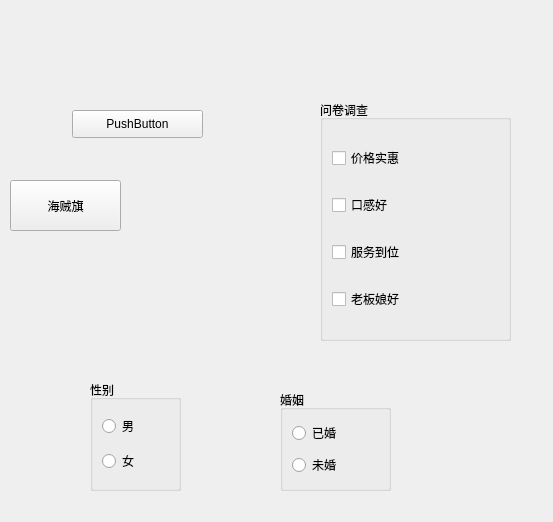
Old version of the form 05_Qt_Control/cwidget.ui in the repository MZWDAN/Qt.
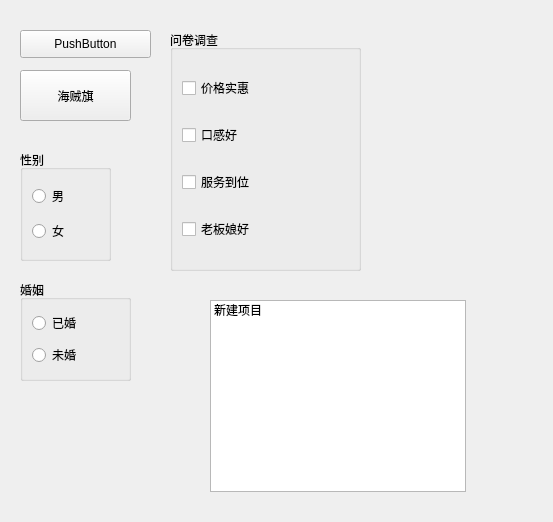
New version of the form. Icons and pictures are not drawn.

Patch:
```diff
--- a/05_Qt_Control/cwidget.ui
+++ b/05_Qt_Control/cwidget.ui
@@ -16,8 +16,8 @@
   <widget class="QPushButton" name="pushButton">
    <property name="geometry">
     <rect>
-     <x>72</x>
-     <y>110</y>
+     <x>20</x>
+     <y>30</y>
      <width>131</width>
      <height>28</height>
     </rect>
@@ -29,8 +29,8 @@
   <widget class="QToolButton" name="toolButton">
    <property name="geometry">
     <rect>
-     <x>10</x>
-     <y>180</y>
+     <x>20</x>
+     <y>70</y>
      <width>111</width>
      <height>51</height>
     </rect>
@@ -55,8 +55,8 @@
   <widget class="QGroupBox" name="groupBox">
    <property name="geometry">
     <rect>
-     <x>90</x>
-     <y>380</y>
+     <x>20</x>
+     <y>150</y>
      <width>91</width>
      <height>111</height>
     </rect>
@@ -84,8 +84,8 @@
   <widget class="QGroupBox" name="groupBox_2">
    <property name="geometry">
     <rect>
-     <x>280</x>
-     <y>390</y>
+     <x>20</x>
+     <y>280</y>
      <width>111</width>
      <height>101</height>
     </rect>
@@ -113,8 +113,8 @@
   <widget class="QGroupBox" name="groupBox_3">
    <property name="geometry">
     <rect>
-     <x>320</x>
-     <y>100</y>
+     <x>170</x>
+     <y>30</y>
      <width>191</width>
      <height>241</height>
     </rect>
@@ -156,6 +156,21 @@
     </item>
    </layout>
   </widget>
+  <widget class="QListWidget" name="listWidget">
+   <property name="geometry">
+    <rect>
+     <x>210</x>
+     <y>300</y>
+     <width>256</width>
+     <height>192</height>
+    </rect>
+   </property>
+   <item>
+    <property name="text">
+     <string>新建项目</string>
+    </property>
+   </item>
+  </widget>
  </widget>
  <resources>
   <include location="Image/Image.qrc"/>
```
